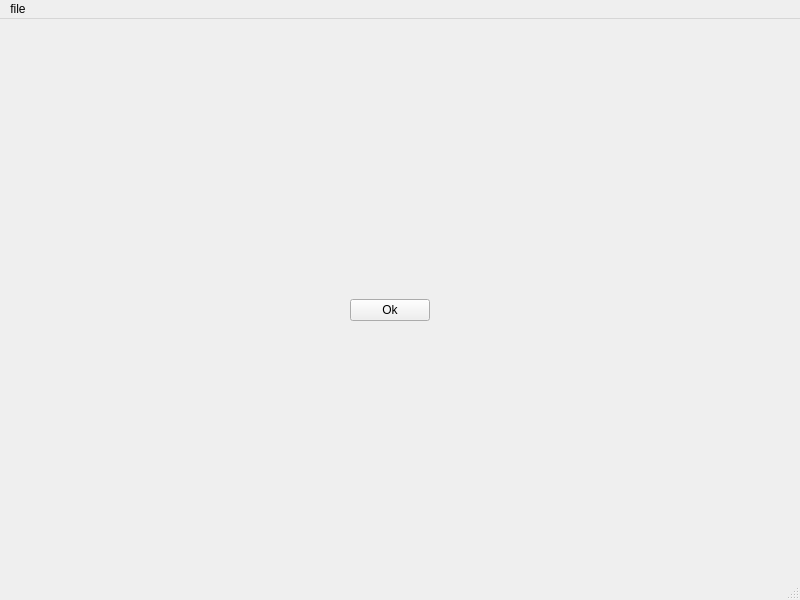
Before: the Qt Designer form include/GUI/ui/MainWindow.ui in VitTolok/LinSolverReboot, drawn with Qt 5.
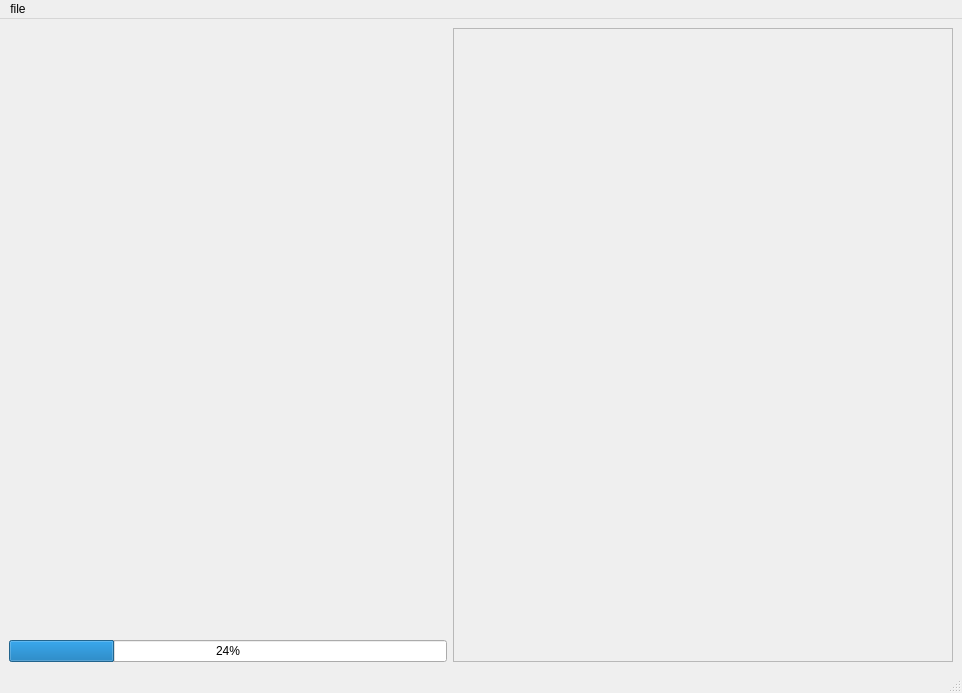
After: the same form once the commit is applied.

Diff of the .ui file:
```diff
--- a/include/GUI/ui/MainWindow.ui
+++ b/include/GUI/ui/MainWindow.ui
@@ -6,34 +6,84 @@
    <rect>
     <x>0</x>
     <y>0</y>
-    <width>800</width>
-    <height>600</height>
+    <width>962</width>
+    <height>693</height>
    </rect>
   </property>
+  <property name="minimumSize">
+   <size>
+    <width>909</width>
+    <height>0</height>
+   </size>
+  </property>
   <property name="windowTitle">
-   <string>MainWindow</string>
+   <string>Liear Solver - prototype</string>
+  </property>
+  <property name="toolButtonStyle">
+   <enum>Qt::ToolButtonIconOnly</enum>
+  </property>
+  <property name="tabShape">
+   <enum>QTabWidget::Rounded</enum>
   </property>
   <widget class="QWidget" name="centralwidget">
-   <widget class="QPushButton" name="pushButton">
-    <property name="geometry">
-     <rect>
-      <x>350</x>
-      <y>280</y>
-      <width>80</width>
-      <height>22</height>
-     </rect>
-    </property>
-    <property name="text">
-     <string>Ok</string>
-    </property>
-   </widget>
+   <layout class="QHBoxLayout" name="horizontalLayout">
+    <item>
+     <layout class="QVBoxLayout" name="verticalLayout">
+      <property name="sizeConstraint">
+       <enum>QLayout::SetMinAndMaxSize</enum>
+      </property>
+      <item>
+       <widget class="QWidget" name="widget" native="true"/>
+      </item>
+      <item>
+       <widget class="QProgressBar" name="progressBar">
+        <property name="value">
+         <number>24</number>
+        </property>
+       </widget>
+      </item>
+     </layout>
+    </item>
+    <item>
+     <widget class="QScrollArea" name="scrollArea">
+      <property name="minimumSize">
+       <size>
+        <width>500</width>
+        <height>0</height>
+       </size>
+      </property>
+      <property name="maximumSize">
+       <size>
+        <width>500</width>
+        <height>16777215</height>
+       </size>
+      </property>
+      <property name="widgetResizable">
+       <bool>true</bool>
+      </property>
+      <property name="alignment">
+       <set>Qt::AlignLeading|Qt::AlignLeft|Qt::AlignTop</set>
+      </property>
+      <widget class="QWidget" name="scrollAreaWidgetContents">
+       <property name="geometry">
+        <rect>
+         <x>0</x>
+         <y>0</y>
+         <width>498</width>
+         <height>632</height>
+        </rect>
+       </property>
+      </widget>
+     </widget>
+    </item>
+   </layout>
   </widget>
   <widget class="QMenuBar" name="menubar">
    <property name="geometry">
     <rect>
      <x>0</x>
      <y>0</y>
-     <width>800</width>
+     <width>962</width>
      <height>19</height>
     </rect>
    </property>
```
